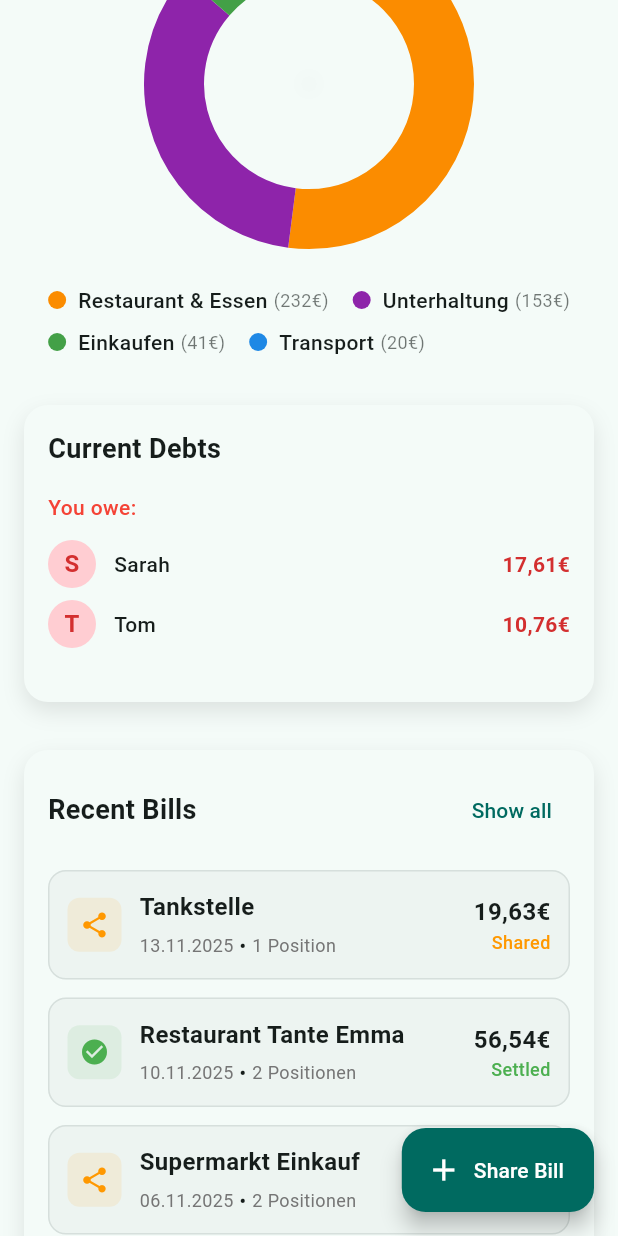
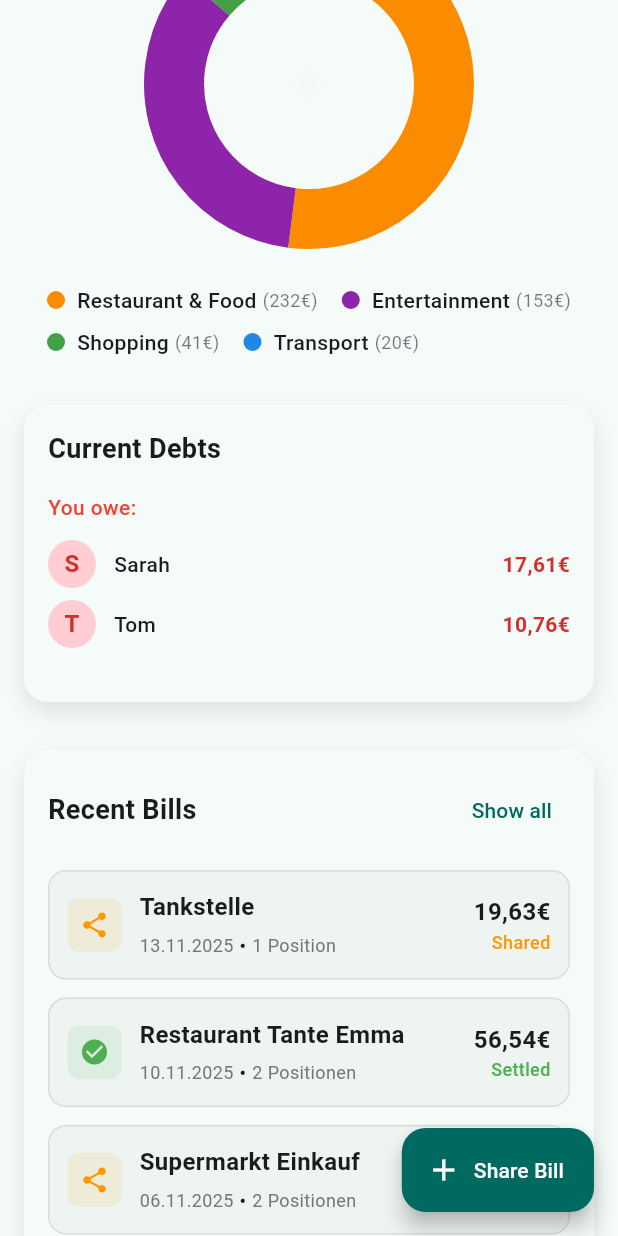
Before and after one commit to Eltoperma/BillPal, a Flutter app: the screen it shows after launch, scrolled down 576 dp, on a phone screen of 412 x 824 dp. Run offline on Flutter 3.47's test engine with Material 3 defaults, Android fonts, the phone set to English and light mode, and no system bars; our stand-ins replace image_picker, shared_preferences, sqflite, sqflite_common_ffi; missing offline and left inert: google_mlkit_text_recognition; accounts and stored records are empty.

Commit message:
Implement localization for expense categories and update pie chart descriptions

```diff
--- a/billpal/lib/features/dashboard/presentation/widgets/expense_chart_section.dart
+++ b/billpal/lib/features/dashboard/presentation/widgets/expense_chart_section.dart
@@ -26,7 +26,7 @@ class ExpenseChartSection extends StatelessWidget {
 
           // pie chart
           PieChart(
-            slices: expenseSlices,
+            slices: _localizeSlices(expenseSlices, l10n),
             size: 220,
             showLegend: true,
             showLabels: false,
@@ -35,4 +35,38 @@ class ExpenseChartSection extends StatelessWidget {
       ),
     );
   }
+
+  /// Lokalisiert die PieSlices für die Anzeige
+  List<PieSlice> _localizeSlices(List<PieSlice> slices, AppLocalizations l10n) {
+    return slices.map((slice) {
+      final localizedLabel = _getLocalizedCategoryName(slice.label, l10n);
+
+      return PieSlice(
+        value: slice.value,
+        color: slice.color,
+        label: localizedLabel,
+        amount: slice.amount,
+        billCount: slice.billCount,
+      );
+    }).toList();
+  }
+
+  /// Gibt den lokalisierten Kategorienamen zurück
+  String _getLocalizedCategoryName(String categoryId, AppLocalizations l10n) {
+    switch (categoryId) {
+      case 'restaurant_food':
+        return l10n.categoryRestaurantFood;
+      case 'entertainment':
+        return l10n.categoryEntertainment;
+      case 'transport':
+        return l10n.categoryTransport;
+      case 'shopping':
+        return l10n.categoryShopping;
+      case 'housing':
+        return l10n.categoryHousing;
+      case 'other':
+      default:
+        return l10n.categoryOtherGeneral;
+    }
+  }
 }
--- a/billpal/lib/l10n/app_localizations.dart
+++ b/billpal/lib/l10n/app_localizations.dart
@@ -979,6 +979,54 @@ abstract class AppLocalizations {
   /// In de, this message translates to:
   /// **'Kategorien'**
   String get drawerCategories;
+
+  /// No description provided for @categoryRestaurantFood.
+  ///
+  /// In de, this message translates to:
+  /// **'Restaurant & Essen'**
+  String get categoryRestaurantFood;
+
+  /// No description provided for @categoryEntertainment.
+  ///
+  /// In de, this message translates to:
+  /// **'Unterhaltung'**
+  String get categoryEntertainment;
+
+  /// No description provided for @categoryTransport.
+  ///
+  /// In de, this message translates to:
+  /// **'Transport'**
+  String get categoryTransport;
+
+  /// No description provided for @categoryShopping.
+  ///
+  /// In de, this message translates to:
+  /// **'Einkaufen'**
+  String get categoryShopping;
+
+  /// No description provided for @categoryHousing.
+  ///
+  /// In de, this message translates to:
+  /// **'Wohnen & Fixkosten'**
+  String get categoryHousing;
+
+  /// No description provided for @categoryOtherGeneral.
+  ///
+  /// In de, this message translates to:
+  /// **'Sonstiges'**
+  String get categoryOtherGeneral;
+
+  /// Single bill count for pie chart
+  ///
+  /// In de, this message translates to:
+  /// **'{count} Rechnung'**
+  String billCountSingle(int count);
+
+  /// Plural bill count for pie chart
+  ///
+  /// In de, this message translates to:
+  /// **'{count} Rechnungen'**
+  String billCountPlural(int count);
 }
 
 class _AppLocalizationsDelegate
--- a/billpal/lib/shared/application/services/bill_analytics_service.dart
+++ b/billpal/lib/shared/application/services/bill_analytics_service.dart
@@ -132,22 +132,26 @@ class BillSharingAnalyticsService {
     }
 
     final categoryColors = {
-      'Restaurant & Essen': Colors.orange.shade600,     // 🍕 Orange
-      'Unterhaltung': Colors.purple.shade600,          // 🎬 Lila
-      'Transport': Colors.blue.shade600,               // 🚗 Blau
-      'Einkaufen': Colors.green.shade600,              // 🛒 Grün
-      'Wohnen & Fixkosten': Colors.red.shade600,       // 🏠 Rot
-      'Sonstiges': Colors.grey.shade600,               // ❓ Grau
+      'restaurant_food': Colors.orange.shade600,     // 🍕 Orange
+      'entertainment': Colors.purple.shade600,       // 🎬 Lila
+      'transport': Colors.blue.shade600,             // 🚗 Blau
+      'shopping': Colors.green.shade600,             // 🛒 Grün
+      'housing': Colors.red.shade600,                // 🏠 Rot
+      'other': Colors.grey.shade600,                 // ❓ Grau
     };
 
     return categoryTotals.entries
-        .map((entry) => ExpenseCategory(
-              category: entry.key,
-              amount: entry.value,
-              color: categoryColors[entry.key] ?? Colors.grey,
-              billCount: categoryBillCounts[entry.key] ?? 0,
-              friendsInvolved: categoryFriends[entry.key]?.toList() ?? [],
-            ))
+        .map((entry) {
+              // Mappe deutsche Kategorienamen auf IDs
+              final categoryId = _mapCategoryNameToId(entry.key);
+              return ExpenseCategory(
+                category: categoryId,
+                amount: entry.value,
+                color: categoryColors[categoryId] ?? Colors.grey,
+                billCount: categoryBillCounts[entry.key] ?? 0,
+                friendsInvolved: categoryFriends[entry.key]?.toList() ?? [],
+              );
+            })
         .where((cat) => cat.amount > 0)
         .toList()
       ..sort((a, b) => b.amount.compareTo(a.amount));
@@ -157,6 +161,25 @@ class BillSharingAnalyticsService {
     // Verwende den MultiLanguageUserCategoryService mit User-Keywords
     await _categoryService.loadUserKeywords('de'); // Keywords laden
     return _categoryService.categorizeWithUserKeywords(title, locale: 'de');
+  }
+
+  /// Mappe deutsche Kategorienamen auf internationale IDs
+  String _mapCategoryNameToId(String germanName) {
+    switch (germanName) {
+      case 'Restaurant & Essen':
+        return 'restaurant_food';
+      case 'Unterhaltung':
+        return 'entertainment';
+      case 'Transport':
+        return 'transport';
+      case 'Einkaufen':
+        return 'shopping';
+      case 'Wohnen & Fixkosten':
+        return 'housing';
+      case 'Sonstiges':
+      default:
+        return 'other';
+    }
   }
 
   /// Erstellt Pie-Chart-Daten
--- a/billpal/lib/shared/domain/entities/financial_data.dart
+++ b/billpal/lib/shared/domain/entities/financial_data.dart
@@ -179,7 +179,7 @@ class PieSlice {
     required this.billCount,
   });
 
-  String get description => '$billCount ${billCount == 1 ? 'Rechnung' : 'Rechnungen'}';
+  String get description => '$billCount Bill${billCount == 1 ? '' : 's'}'; // Placeholder - wird in UI lokalisiert
 }
 
 /// Freundschafts-Statistik
```
Also changed, not shown: billpal/lib/l10n/app_de.arb (+28 -0 lines), billpal/lib/l10n/app_en.arb (+28 -0 lines), billpal/lib/l10n/app_localizations_de.dart (+28 -0 lines), billpal/lib/l10n/app_localizations_en.dart (+28 -0 lines).
